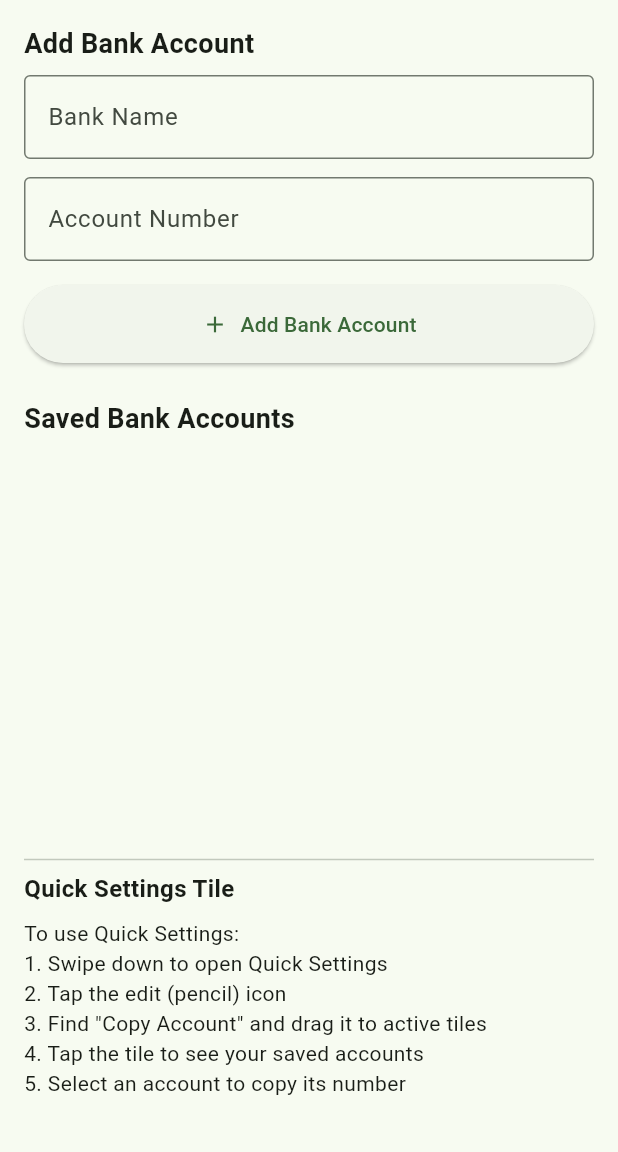
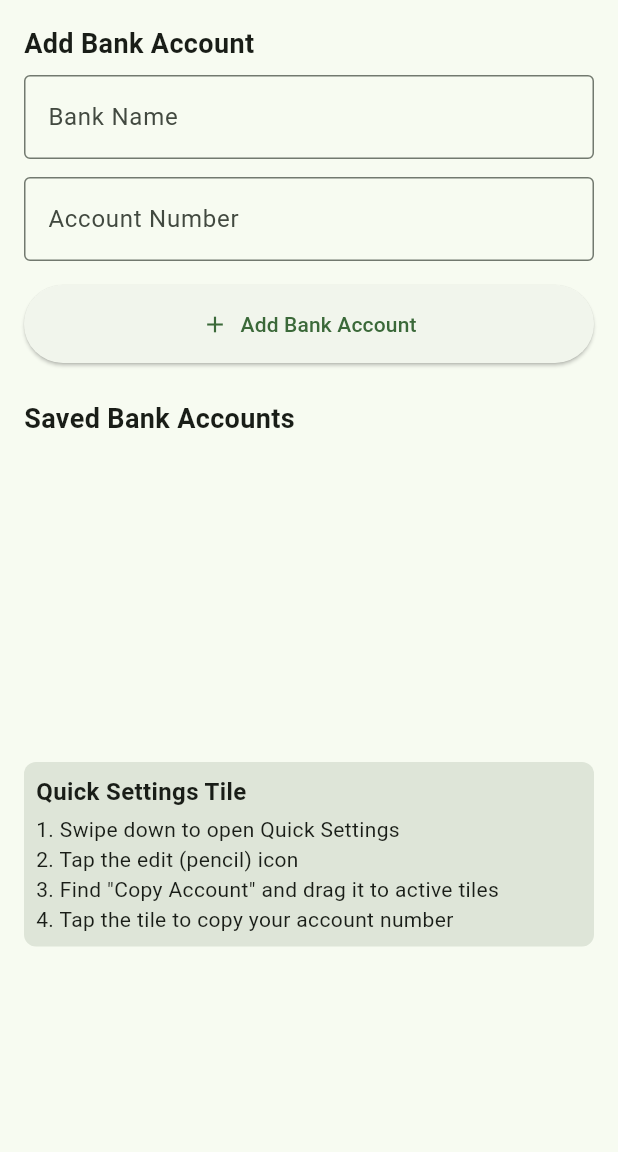
Before and after one commit to Samuel-Fikre/Easy-Copy, a Flutter app: the screen it shows after launch, on a phone screen of 412 x 824 dp, the part 84-1236 px from its top. Run offline on Flutter 3.47's test engine with Material 3 defaults, Android fonts, the phone set to English and light mode, and no system bars; our stand-ins replace shared_preferences.

Commit message:
final touch

```diff
--- a/lib/main.dart
+++ b/lib/main.dart
@@ -58,6 +58,14 @@ class _AccountNumberScreenState extends State<AccountNumberScreen> {
   static const String keyBankAccounts = 'flutter.bankAccounts';
   bool _isEditing = false;
   int? _editingIndex;
+  String _accountHint = '';
+
+  // Bank account number formats
+  final Map<String, String> _bankFormats = {
+    'Commercial Bank of Ethiopia': '1000123456789',
+    'Dashen Bank': '5123456789',
+    'Awash Bank': '0123456789',
+  };
 
   // Default suggested banks
   final List<String> _suggestedBanks = [
@@ -129,6 +137,12 @@ class _AccountNumberScreenState extends State<AccountNumberScreen> {
       _editingIndex = null;
       _bankNameController.clear();
       _accountController.clear();
+    });
+  }
+
+  void _updateAccountHint(String bankName) {
+    setState(() {
+      _accountHint = _bankFormats[bankName] ?? '';
     });
   }
 
@@ -257,6 +271,7 @@ class _AccountNumberScreenState extends State<AccountNumberScreen> {
       ),
       body: Padding(
         padding: const EdgeInsets.all(16.0),
+        child: SingleChildScrollView(
           child: Column(
             crossAxisAlignment: CrossAxisAlignment.stretch,
             children: [
@@ -284,6 +299,7 @@ class _AccountNumberScreenState extends State<AccountNumberScreen> {
                 },
                 onSelected: (String selection) {
                   _bankNameController.text = selection;
+                  _updateAccountHint(selection);
                 },
                 fieldViewBuilder:
                     (context, controller, focusNode, onFieldSubmitted) {
@@ -296,16 +312,19 @@ class _AccountNumberScreenState extends State<AccountNumberScreen> {
                       border: OutlineInputBorder(),
                       hintText: 'Enter or select bank name',
                     ),
+                    onChanged: (value) {
+                      _updateAccountHint(value);
+                    },
                   );
                 },
               ),
               const SizedBox(height: 12),
               TextField(
                 controller: _accountController,
-              decoration: const InputDecoration(
+                decoration: InputDecoration(
                   labelText: 'Account Number',
-                border: OutlineInputBorder(),
-                hintText: '1000123456789',
+                  border: const OutlineInputBorder(),
+                  hintText: _accountHint,
                 ),
                 keyboardType: TextInputType.number,
                 inputFormatters: [
@@ -316,8 +335,8 @@ class _AccountNumberScreenState extends State<AccountNumberScreen> {
               ElevatedButton.icon(
                 onPressed: _saveBankAccount,
                 icon: Icon(_isEditing ? Icons.save : Icons.add),
-              label:
-                  Text(_isEditing ? 'Update Bank Account' : 'Add Bank Account'),
+                label: Text(
+                    _isEditing ? 'Update Bank Account' : 'Add Bank Account'),
                 style: ElevatedButton.styleFrom(
                   padding: const EdgeInsets.all(16),
                 ),
@@ -331,8 +350,10 @@ class _AccountNumberScreenState extends State<AccountNumberScreen> {
                 ),
               ),
               const SizedBox(height: 8),
-            Expanded(
+              SizedBox(
+                height: 200, // Fixed height for the list
                 child: ListView.builder(
+                  shrinkWrap: true,
                   itemCount: _bankAccounts.length,
                   itemBuilder: (context, index) {
                     final account = _bankAccounts[index];
@@ -358,26 +379,37 @@ class _AccountNumberScreenState extends State<AccountNumberScreen> {
                   },
                 ),
               ),
-            const Divider(),
-            const Text(
+              const SizedBox(height: 8),
+              Container(
+                padding: const EdgeInsets.all(8),
+                decoration: BoxDecoration(
+                  color: Theme.of(context).colorScheme.surfaceVariant,
+                  borderRadius: BorderRadius.circular(8),
+                ),
+                child: Column(
+                  crossAxisAlignment: CrossAxisAlignment.start,
+                  mainAxisSize: MainAxisSize.min,
+                  children: const [
+                    Text(
                       'Quick Settings Tile',
                       style: TextStyle(
                         fontSize: 16,
                         fontWeight: FontWeight.bold,
                       ),
                     ),
-            const SizedBox(height: 8),
-            const Text(
-              'To use Quick Settings:\n'
+                    SizedBox(height: 4),
+                    Text(
                       '1. Swipe down to open Quick Settings\n'
                       '2. Tap the edit (pencil) icon\n'
                       '3. Find "Copy Account" and drag it to active tiles\n'
-              '4. Tap the tile to see your saved accounts\n'
-              '5. Select an account to copy its number',
+                      '4. Tap the tile to copy your account number',
                       style: TextStyle(fontSize: 14),
                     ),
-            const SizedBox(height: 20),
                   ],
+                ),
+              ),
+            ],
+          ),
         ),
       ),
     );
```
Also changed, not shown: 2 other files. Lines whose indentation alone changed are shown as unchanged.
